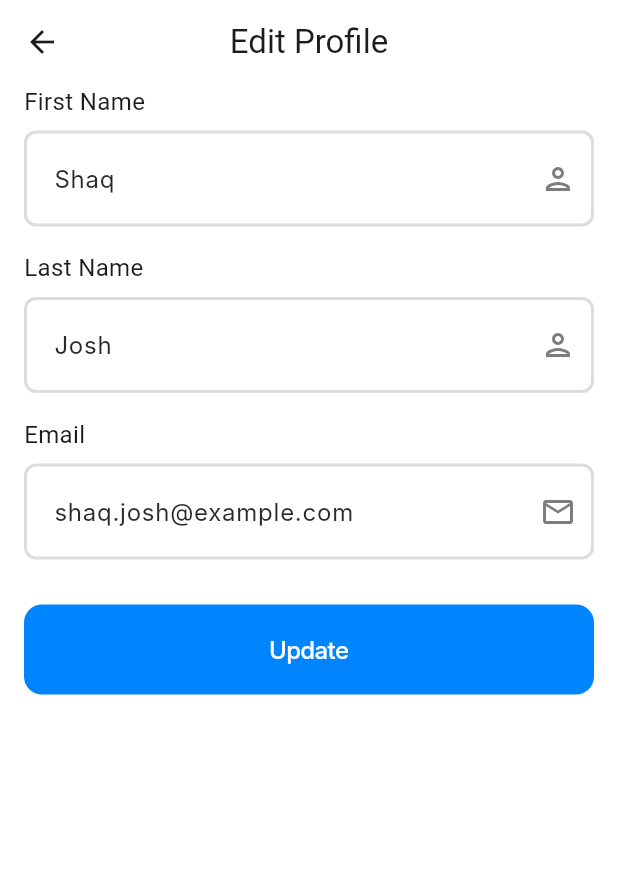
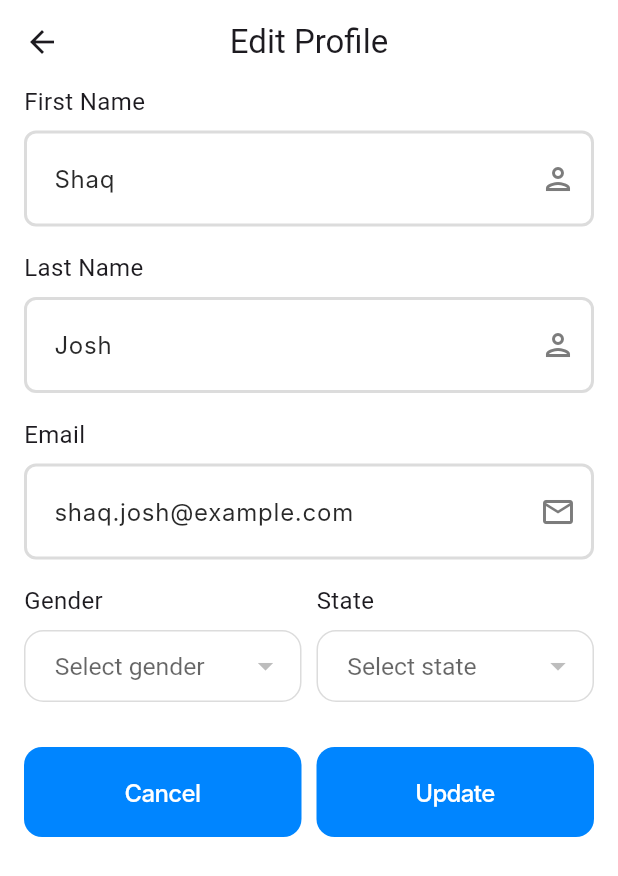
Before and after one commit to HarisKhan9881/CctvMobileApplication, a Flutter app: the EditProfilePage screen opened directly, on a phone screen of 412 x 824 dp. Shown: the top 876 px of the screen. Run offline on Flutter 3.47's test engine with Material 3 defaults, Android fonts, the light colour scheme and no system bars; our stand-ins replace fl_chart, flutter_svg; missing offline and left inert: flutter_chat_core, flutter_chat_ui; Roboto replaces fonts that are missing (Inter).

Commit message:
small updates

```diff
--- a/lib/feature/pending/widget/custom_case_container.dart
+++ b/lib/feature/pending/widget/custom_case_container.dart
@@ -54,7 +54,7 @@ class CustomCaseContainer extends StatelessWidget {
               ),
             ),
           ),
-        Space.vertical(6),
+          Space.vertical(6),
           Row(
             children: [
               Expanded(
@@ -62,7 +62,7 @@ class CustomCaseContainer extends StatelessWidget {
                   height: 45,
                   text: "Remind",
                   prefixIcon: SvgPicture.asset(Assets.svgRemindIcon),
-                  padding: EdgeInsets.symmetric(horizontal: 6),
+                  padding: EdgeInsets.symmetric(horizontal: 2),
                   onPressed: () {},
                 ),
               ),
@@ -73,7 +73,7 @@ class CustomCaseContainer extends StatelessWidget {
                   borderRadius: BorderRadius.circular(8),
                   border: Border.all(color: kGreyColor),
                 ),
-                padding: EdgeInsets.symmetric(horizontal: 16),
+                padding: EdgeInsets.symmetric(horizontal: 10),
                 child: SvgPicture.asset(
                   Assets.svgDeleteIcon,
                   colorFilter: colorFilter(color: kDarkGreyColor),
--- a/lib/feature/profile/pages/edit_profile_page.dart
+++ b/lib/feature/profile/pages/edit_profile_page.dart
@@ -1,3 +1,4 @@
+import 'package:cctv_app/core/components/custom_dropdown.dart';
 import 'package:cctv_app/core/components/custom_textfield.dart';
 import 'package:cctv_app/core/components/primary_button.dart';
 import 'package:cctv_app/core/components/space.dart';
@@ -29,6 +30,8 @@ class _EditProfilePageState extends State<EditProfilePage> {
 
   @override
   Widget build(BuildContext context) {
+    final screenWidth = MediaQuery.of(context).size.width;
+    final isSmallScreen = screenWidth < 350;
     return Scaffold(
       backgroundColor: kWhiteColor,
       appBar: AppBar(
@@ -80,8 +83,67 @@ class _EditProfilePageState extends State<EditProfilePage> {
                     return Validators.email(val);
                   },
                 ),
+                Space.vertical(16),
+                Row(
+                  children: [
+                    Expanded(
+                      child: Column(
+                        crossAxisAlignment: CrossAxisAlignment.start,
+                        children: [
+                          Text(
+                            "Gender",
+                            style: context.normal.copyWith(fontSize: 16),
+                          ),
+                          Space.vertical(8),
+                          CustomDropdown(
+                            value: "Select gender",
+                            items: [],
+                            hint: "Select gender",
+                            screenWidth: screenWidth,
+                            isSmallScreen: isSmallScreen,
+                          ),
+                        ],
+                      ),
+                    ),
+                    Space.horizontal(10),
+                    Expanded(
+                      child: Column(
+                        crossAxisAlignment: CrossAxisAlignment.start,
+                        children: [
+                          Text(
+                            "State",
+                            style: context.normal.copyWith(fontSize: 16),
+                          ),
+                          Space.vertical(8),
+                          CustomDropdown(
+                            value: "Select state",
+                            items: [],
+                            hint: "Select state",
+                            screenWidth: screenWidth,
+                            isSmallScreen: isSmallScreen,
+                          ),
+                        ],
+                      ),
+                    ),
+                  ],
+                ),
                 Space.vertical(30),
-                PrimaryButton(text: "Update", onPressed: () {}),
+                Row(
+                  children: [
+                    Expanded(
+                      child: PrimaryButton(
+                        text: "Cancel",
+                        borderColor: kPrimaryColor,
+                        showBorder: false,
+                        onPressed: () {},
+                      ),
+                    ),
+                    Space.horizontal(10),
+                    Expanded(
+                      child: PrimaryButton(text: "Update", onPressed: () {}),
+                    ),
+                  ],
+                ),
               ],
             ),
           ),
```
Also changed, not shown: lib/feature/adminHome/pages/admin_home_page.dart (+35 -8 lines).
